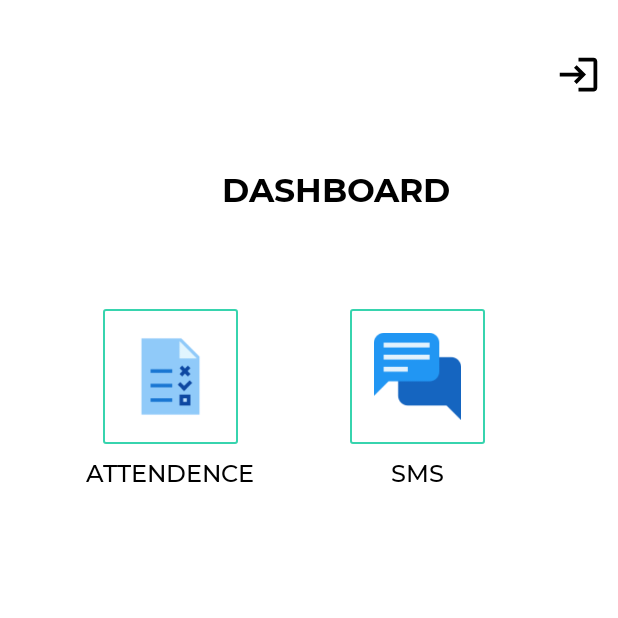
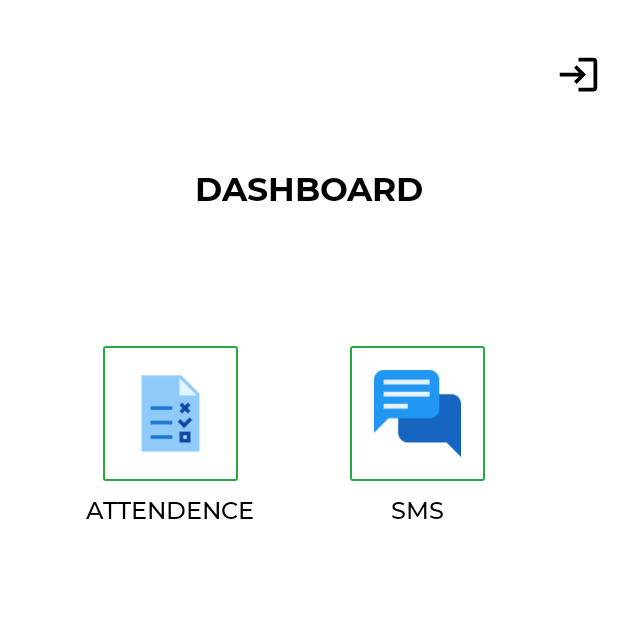
Before and after one commit to shahzadafridi/SchoolAdmin, an Android app: the MainFragment screen opened directly, with no data from a screen before it, on a phone screen of 412 x 824 dp, the top half of it. Run offline under Robolectric (Android 15) with nearby library versions, the phone set to English and light mode, and no system bars; 2 statements that could not run were skipped.

Commit message:
Issues fixed.

```diff
--- a/app/src/main/res/layout/activity_splash.xml
+++ b/app/src/main/res/layout/activity_splash.xml
@@ -14,7 +14,7 @@
         android:fontFamily="@font/monestro_bold"
         android:gravity="center_horizontal"
         android:lines="1"
-        android:text="ADMIN SCHOOL"
+        android:text="SCHOOL ADMIN"
         android:textColor="#000"
         android:textSize="22sp"
         app:layout_constraintBottom_toBottomOf="parent"
--- a/app/src/main/res/layout/fragment_employee_sms.xml
+++ b/app/src/main/res/layout/fragment_employee_sms.xml
@@ -66,7 +66,7 @@
                 android:textSize="14sp" />
 
             <RadioGroup
-                android:id="@+id/send_sms_rg"
+                android:id="@+id/emp_send_sms_rg"
                 android:layout_width="wrap_content"
                 android:layout_height="wrap_content"
                 android:layout_alignParentRight="true"
--- a/app/src/main/res/layout/fragment_main.xml
+++ b/app/src/main/res/layout/fragment_main.xml
@@ -10,17 +10,15 @@
         android:id="@+id/main_title"
         android:layout_width="0dp"
         android:layout_height="wrap_content"
-        android:layout_marginLeft="36dp"
-        android:ellipsize="end"
         android:fontFamily="@font/monestro_bold"
         android:gravity="center_horizontal"
-        android:lines="1"
         android:text="DASHBOARD"
         android:textColor="#000"
         android:textSize="22sp"
+        android:lines="2"
         app:layout_constraintBottom_toTopOf="@+id/guideline1"
         app:layout_constraintEnd_toStartOf="@+id/guideline3"
-        app:layout_constraintStart_toEndOf="@+id/main_back"
+        app:layout_constraintStart_toStartOf="@+id/guideline2"
         app:layout_constraintTop_toTopOf="@+id/guideline5"
         app:layout_constraintVertical_bias="0.3" />
 
@@ -94,7 +92,7 @@
         android:layout_width="wrap_content"
         android:layout_height="wrap_content"
         android:orientation="horizontal"
-        app:layout_constraintGuide_percent="0.25" />
+        app:layout_constraintGuide_percent="0.28" />
 
     <androidx.constraintlayout.widget.Guideline
         android:id="@+id/guideline2"
--- a/app/src/main/res/layout/setting_dialog_layout.xml
+++ b/app/src/main/res/layout/setting_dialog_layout.xml
@@ -89,7 +89,7 @@
                 android:layout_height="wrap_content"
                 android:layout_marginTop="10dp"
                 android:background="@drawable/black_white_rect_bg"
-                android:hint="https://school-admin.pk"
+                android:hint="https://school-admin.pk/"
                 android:fontFamily="@font/monestro_medium"
                 android:inputType="textPersonName"
                 android:textColor="#000"
--- a/app/src/main/res/values/colors.xml
+++ b/app/src/main/res/values/colors.xml
@@ -1,14 +1,14 @@
 <?xml version="1.0" encoding="utf-8"?>
 <resources>
     <color name="purple_200">#FFBB86FC</color>
-    <color name="purple_500">#FF6200EE</color>
-    <color name="purple_700">#FF3700B3</color>
+    <color name="purple_500">#28A745</color>
+    <color name="purple_700">#28A745</color>
     <color name="teal_200">#FF03DAC5</color>
     <color name="teal_700">#FF018786</color>
     <color name="black">#FF000000</color>
     <color name="white">#FFFFFFFF</color>
 
-    <color name="app_color_green">#37D4AE</color>
+    <color name="app_color_green">#28A745</color>
     <color name="app_color_border">#D5DCE6</color>
 
 </resources>
```
Also changed, not shown: app/src/main/java/com/empire/adminschool/Fragments/AttendenceInOutFragment.kt (+51 -32 lines), app/src/main/java/com/empire/adminschool/Fragments/EmployeeSmsFragment.kt (+28 -6 lines), app/src/main/java/com/empire/adminschool/Fragments/StudentSmsFragment.kt (+11 -3 lines), 1 other file.
